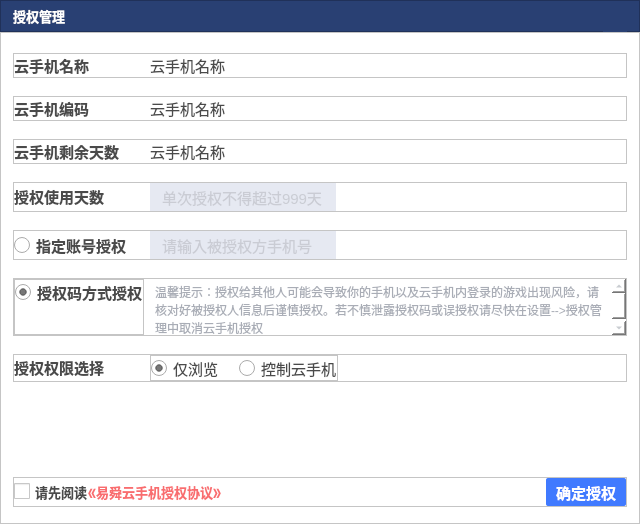
First picture: the form in addauthorizationdialog.ui, repository ZhouMei20220810/TEST, before the edit.
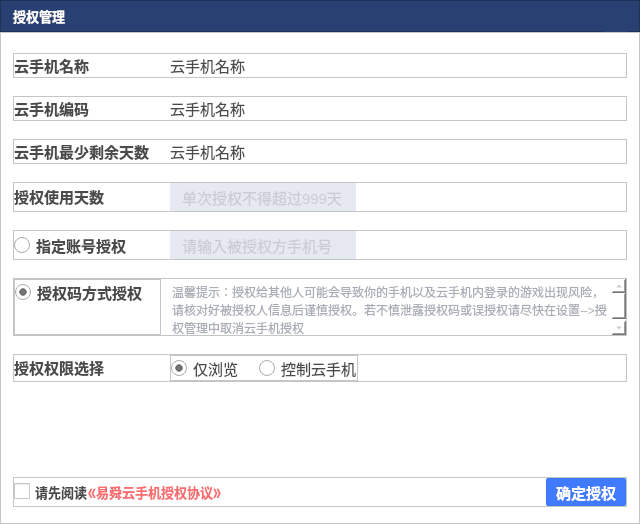
Second picture: the form after the edit. Icons and pictures are not drawn.

What changed in the file:
```diff
--- a/addauthorizationdialog.ui
+++ b/addauthorizationdialog.ui
@@ -436,13 +436,13 @@
               <widget class="QLabel" name="label_2">
                <property name="minimumSize">
                 <size>
-                 <width>130</width>
+                 <width>150</width>
                  <height>17</height>
                 </size>
                </property>
                <property name="maximumSize">
                 <size>
-                 <width>130</width>
+                 <width>150</width>
                  <height>17</height>
                 </size>
                </property>
@@ -516,13 +516,13 @@
               <widget class="QLabel" name="label_4">
                <property name="minimumSize">
                 <size>
-                 <width>130</width>
+                 <width>150</width>
                  <height>17</height>
                 </size>
                </property>
                <property name="maximumSize">
                 <size>
-                 <width>130</width>
+                 <width>150</width>
                  <height>17</height>
                 </size>
                </property>
@@ -596,13 +596,13 @@
               <widget class="QLabel" name="label_6">
                <property name="minimumSize">
                 <size>
-                 <width>130</width>
+                 <width>150</width>
                  <height>17</height>
                 </size>
                </property>
                <property name="maximumSize">
                 <size>
-                 <width>130</width>
+                 <width>150</width>
                  <height>17</height>
                 </size>
                </property>
@@ -616,7 +616,7 @@
                 <string notr="true">color:#4A4A4A;</string>
                </property>
                <property name="text">
-                <string>云手机剩余天数</string>
+                <string>云手机最少剩余天数</string>
                </property>
               </widget>
              </item>
@@ -676,13 +676,13 @@
               <widget class="QLabel" name="label_8">
                <property name="minimumSize">
                 <size>
-                 <width>130</width>
+                 <width>150</width>
                  <height>17</height>
                 </size>
                </property>
                <property name="maximumSize">
                 <size>
-                 <width>130</width>
+                 <width>150</width>
                  <height>17</height>
                 </size>
                </property>
@@ -777,10 +777,16 @@
               <widget class="QRadioButton" name="radioButtonAccount">
                <property name="minimumSize">
                 <size>
-                 <width>127</width>
+                 <width>147</width>
                  <height>19</height>
                 </size>
                </property>
+               <property name="maximumSize">
+                <size>
+                 <width>147</width>
+                 <height>16777215</height>
+                </size>
+               </property>
                <property name="font">
                 <font>
                  <pointsize>11</pointsize>
@@ -884,10 +890,16 @@
               <widget class="QFrame" name="frame_16">
                <property name="minimumSize">
                 <size>
-                 <width>100</width>
+                 <width>147</width>
                  <height>30</height>
                 </size>
                </property>
+               <property name="maximumSize">
+                <size>
+                 <width>147</width>
+                 <height>16777215</height>
+                </size>
+               </property>
                <property name="frameShape">
                 <enum>QFrame::StyledPanel</enum>
                </property>
@@ -995,13 +1007,13 @@
               <widget class="QLabel" name="label_11">
                <property name="minimumSize">
                 <size>
-                 <width>130</width>
+                 <width>150</width>
                  <height>17</height>
                 </size>
                </property>
                <property name="maximumSize">
                 <size>
-                 <width>130</width>
+                 <width>150</width>
                  <height>17</height>
                 </size>
                </property>
```
